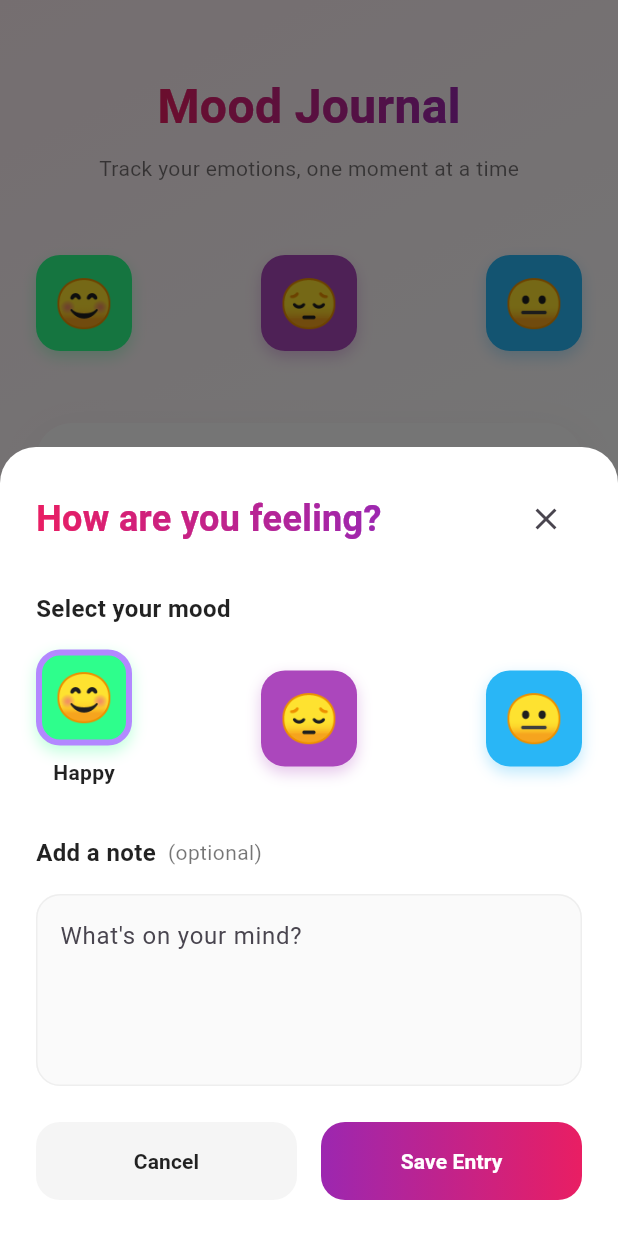
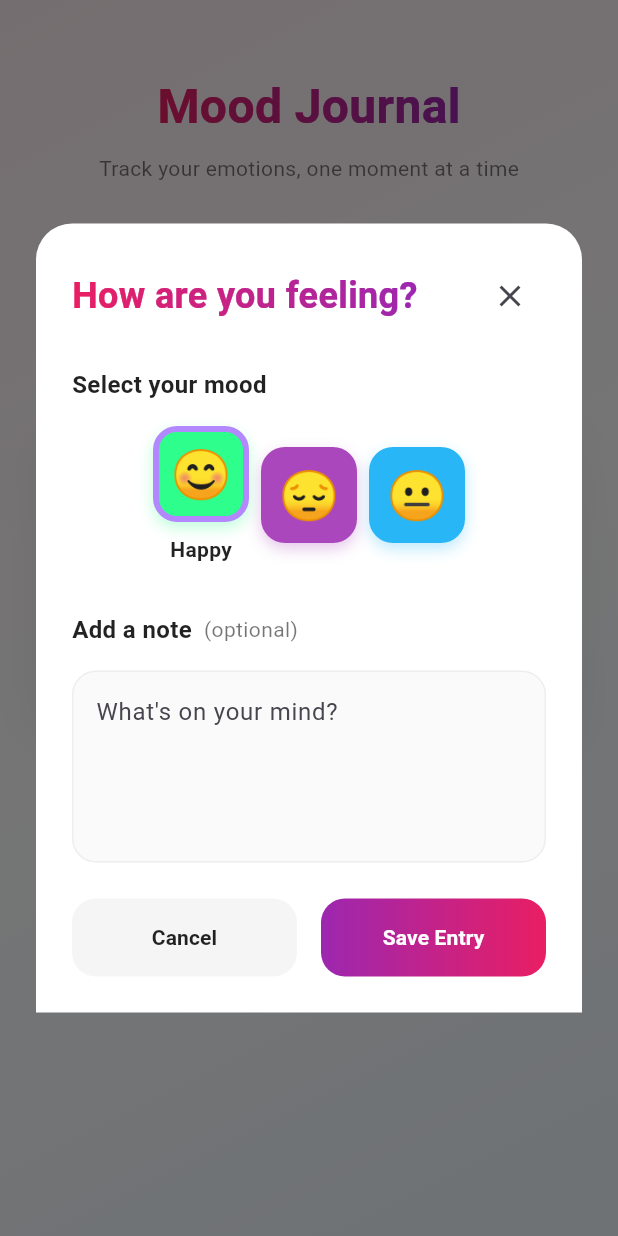
Before and after one commit to root458/mood_tracker, a Flutter app: the screen it shows after launch, after a tap on an icon or button, on a phone screen of 412 x 824 dp. Run offline on Flutter 3.47's test engine with Material 3 defaults, Android fonts, the phone set to English and light mode, and no system bars; our stand-ins replace bloc, freezed_annotation, hive_ce, hive_ce_flutter; accounts and stored records are empty; generated files the repository leaves out were written again.

Commit message:
* Update layout and spacing. * Update to dialog from bottom sheet

```diff
--- a/lib/mood_tracker/view/mood_tracker_page.dart
+++ b/lib/mood_tracker/view/mood_tracker_page.dart
@@ -28,11 +28,14 @@ class MoodTrackerPage extends StatelessWidget {
                 const MoodJournalHeader(),
                 const SizedBox(height: 48),
                 Row(
-                  mainAxisAlignment: MainAxisAlignment.spaceBetween,
+                  mainAxisAlignment: MainAxisAlignment.center,
                   children: Mood.values.map((mood) {
-                    return MoodButton(
-                      mood: mood,
-                      onTap: () => LogMoodBottomSheet.show(context),
+                    return Padding(
+                      padding: const EdgeInsets.symmetric(horizontal: 4),
+                      child: MoodButton(
+                        mood: mood,
+                        onTap: () => LogMoodDialog.show(context),
+                      ),
                     );
                   }).toList(),
                 ),
--- a/lib/mood_tracker/view/widgets/_index.dart
+++ b/lib/mood_tracker/view/widgets/_index.dart
@@ -1,5 +1,5 @@
 export 'empty_timeline_card.dart';
-export 'log_mood_bottom_sheet.dart';
+export 'log_mood_dialog.dart';
 export 'mood_button.dart';
 export 'mood_extensions.dart';
 export 'mood_journal_header.dart';
--- a/lib/mood_tracker/view/widgets/log_mood_bottom_sheet.dart
+++ b/lib/mood_tracker/view/widgets/log_mood_dialog.dart
@@ -4,25 +4,27 @@ import 'package:flutter/material.dart';
 import 'package:mood_tracker/mood_tracker/data/data.dart';
 import 'package:mood_tracker/mood_tracker/view/widgets/mood_button.dart';
 
-class LogMoodBottomSheet extends StatefulWidget {
-  const LogMoodBottomSheet({super.key});
+class LogMoodDialog extends StatefulWidget {
+  const LogMoodDialog({super.key});
 
   static void show(BuildContext context) {
     unawaited(
-      showModalBottomSheet<void>(
+      showDialog<void>(
         context: context,
-        isScrollControlled: true,
+        builder: (context) => const Dialog(
           backgroundColor: Colors.transparent,
-        builder: (context) => const LogMoodBottomSheet(),
+          insetPadding: EdgeInsets.all(24),
+          child: LogMoodDialog(),
+        ),
       ),
     );
   }
 
   @override
-  State<LogMoodBottomSheet> createState() => _LogMoodBottomSheetState();
+  State<LogMoodDialog> createState() => _LogMoodDialogState();
 }
 
-class _LogMoodBottomSheetState extends State<LogMoodBottomSheet> {
+class _LogMoodDialogState extends State<LogMoodDialog> {
   Mood _selectedMood = Mood.happy;
 
   @override
@@ -75,9 +77,11 @@ class _LogMoodBottomSheetState extends State<LogMoodBottomSheet> {
               ),
               const SizedBox(height: 16),
               Row(
-                mainAxisAlignment: MainAxisAlignment.spaceBetween,
+                mainAxisAlignment: MainAxisAlignment.center,
                 children: Mood.values.map((mood) {
-                  return MoodButton(
+                  return Padding(
+                    padding: const EdgeInsets.symmetric(horizontal: 4),
+                    child: MoodButton(
                       mood: mood,
                       isSelected: _selectedMood == mood,
                       showLabel: _selectedMood == mood,
@@ -86,6 +90,7 @@ class _LogMoodBottomSheetState extends State<LogMoodBottomSheet> {
                           _selectedMood = mood;
                         });
                       },
+                    ),
                   );
                 }).toList(),
               ),
```
Lines whose indentation alone changed are shown as unchanged.
